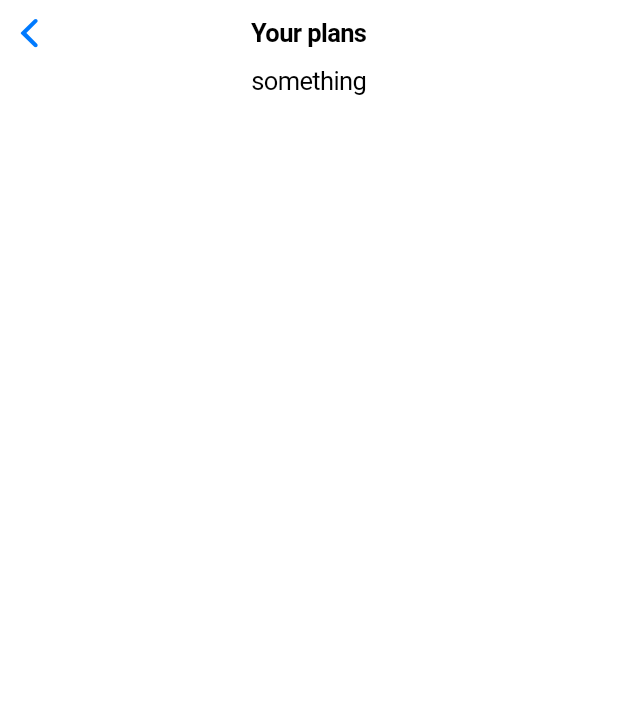
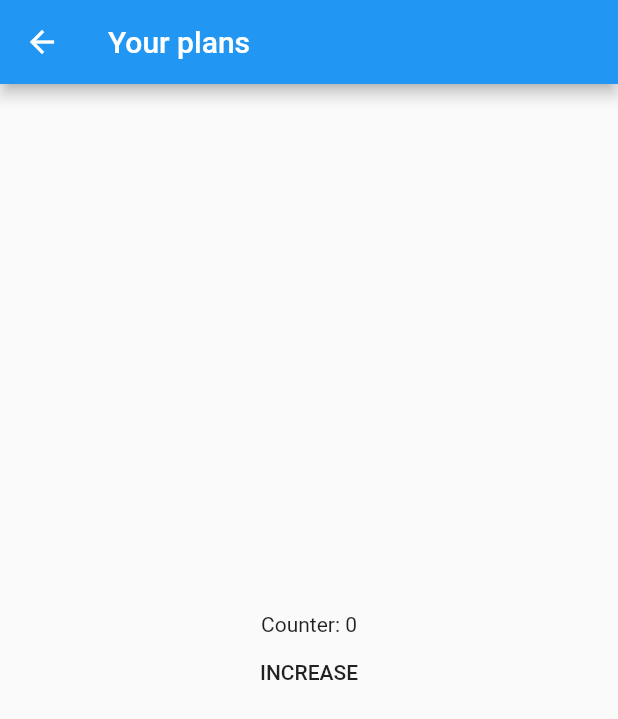
Before and after one commit to GuilinHu/lab_assist, a Flutter app: the PlanningPage screen opened directly, on a phone screen of 412 x 824 dp. Shown: the top 719 px of the screen. Run offline on Flutter 3.47's test engine with Material 2 defaults, Android fonts, the phone set to English and light mode, and no system bars.

Commit message:
Switch to Material

```diff
--- a/lib/views/planning.dart
+++ b/lib/views/planning.dart
@@ -1,4 +1,4 @@
-import 'package:flutter/cupertino.dart';
+import 'package:flutter/material.dart';
 
 class PlanningPage extends StatefulWidget {
   const PlanningPage({Key? key}) : super(key: key);
@@ -8,13 +8,30 @@ class PlanningPage extends StatefulWidget {
 }
 
 class _PlanningPageState extends State<PlanningPage> {
+  int _count = 0;
+
   @override
   Widget build(BuildContext context) {
-    return CupertinoPageScaffold(
-        backgroundColor: CupertinoColors.systemBackground,
-        child: Column(children: const [
-          CupertinoNavigationBar(middle: Text('Your plans')),
-          Text('something', style: TextStyle(color: CupertinoColors.label)),
-        ]));
+    return Scaffold(
+      appBar: AppBar(
+        title: const Text('Your plans'),
+      ),
+      body: SizedBox.expand(
+        child: Center(
+          child: Column(
+            mainAxisSize: MainAxisSize.min,
+            children: [
+              Text('Counter: $_count'),
+              MaterialButton(
+                onPressed: () => setState(() {
+                  _count += 1;
+                }),
+                child: const Text('INCREASE'),
+              )
+            ],
+          ),
+        ),
+      ),
+    );
   }
 }
```
Also changed, not shown: lib/main.dart (+7 -2 lines).
